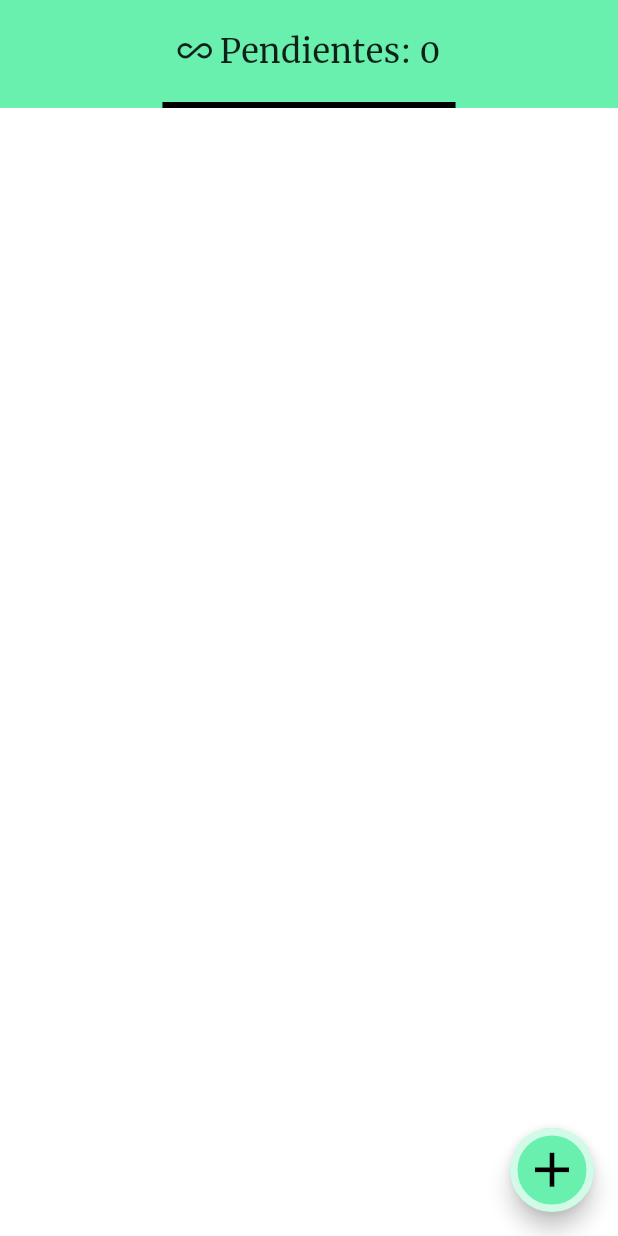
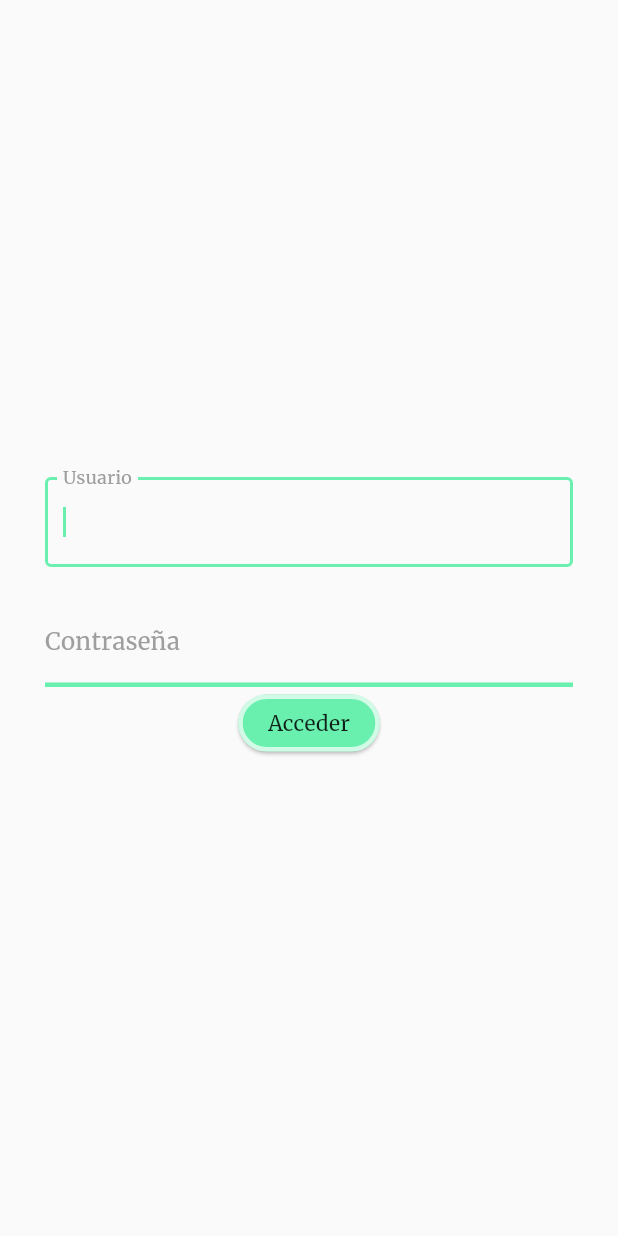
Before and after one commit to bryancalisto/todoitico, a Flutter app: the screen it shows after launch, on a phone screen of 412 x 824 dp. Run offline on Flutter 3.47's test engine with Material 2 defaults, Android fonts, the phone set to English and light mode, and no system bars; our stand-ins replace firebase_auth, firebase_core; accounts and stored records are empty.

```diff
--- a/todoitico/lib/main.dart
+++ b/todoitico/lib/main.dart
@@ -1,25 +1,30 @@
 import 'package:flutter/material.dart';
 import 'package:provider/provider.dart';
-import 'package:todoitico/models/todo.dart';
+import 'package:todoitico/services/authSvc.dart';
+import 'package:todoitico/services/theDatabaseSvc.dart';
 import 'package:todoitico/views/listTodosVw.dart';
+import 'package:todoitico/views/loginVw.dart';
 import 'package:todoitico/widgets/theLoader.dart';
+import 'package:firebase_core/firebase_core.dart';
 
-void main() {
-  final TheDatabase db = TheDatabase();
-  runApp(TodoitoApp(TheDatabaseService(db)));
+void main() async {
+  WidgetsFlutterBinding.ensureInitialized();
+  runApp(TodoitoApp());
 }
 
 class TodoitoApp extends StatelessWidget {
-
-  final dbService;
-
-  const TodoitoApp(this.dbService);
-
   @override
   Widget build(BuildContext context) {
-    return ChangeNotifierProvider<BaseDatabaseService>.value(
-      value: dbService ,
-      builder: (context, app) {
+    return FutureBuilder(
+      future: Firebase.initializeApp(),
+      builder: (context, snapshot) {
+        if (snapshot.connectionState == ConnectionState.done) {
+          return MultiProvider(
+              providers: [
+                ChangeNotifierProvider<BaseDatabaseService>(create: (_) => TheDatabaseService()),
+                Provider<BaseAuthService>(create: (_) => AuthService()),
+              ],
+              builder: (context, child) {
                 return MaterialApp(
                   title: 'Todoito',
                   theme: ThemeData(
@@ -41,34 +46,19 @@ class TodoitoApp extends StatelessWidget {
                       ),
                     ),
                   ),
-          home: FutureBuilder(
-            future: Provider.of<BaseDatabaseService>(context).allTodoEntries,
-            builder: (context, snapshot) {
-              if (snapshot.hasData) {
-                // print(snapshot.data[0]);
-                // Todo newTodo = Todo(
-                //   title: 'titulo2',
-                //   content: 'contENIdo testk',
-                //   created: DateTime.now(),
-                //   creator: 'Carla',
-                //   limitDate: DateTime.now().add(Duration(days:3)),
-                //   status: 'P'
-                // );
-                // Provider.of<TheDatabaseService>(context).addTodo(newTodo.toCompanion(true));
-                return ListTodosVw();
+                  initialRoute: LoginVw.route,
+                  routes: {
+                    LoginVw.route: (context) => LoginVw(),
+                    ListTodosVw.route: (context) => ListTodosVw(),
+                  },
+                );
+              });
         } else if (snapshot.hasError) {
-                return Scaffold(body: Text('Error: ${snapshot.error}'));
+          return MaterialApp(home: Scaffold(body: Center(child: Text('ERROR: ${snapshot.error}'))));
         } else {
           return TheLoader();
         }
       },
-          ),
-        );
-      },
     );
   }
 }
-
-/*
-* TODO: Add below padding in todos list to allow floating button push and todo status toggle
-* */
--- a/todoitico/lib/services/authSvc.dart
+++ b/todoitico/lib/services/authSvc.dart
@@ -1,13 +1,12 @@
 import 'package:firebase_auth/firebase_auth.dart';
-import 'package:flutter/foundation.dart';
 
-abstract class BaseAuthService implements ChangeNotifier {
+abstract class BaseAuthService {
   Future<bool> login(String username, String passwd);
 
   void logout();
 }
 
-class AuthService with ChangeNotifier implements BaseAuthService {
+class AuthService implements BaseAuthService {
   final FirebaseAuth firebaseAuth = FirebaseAuth.instance;
   User _user;
 
@@ -19,7 +18,7 @@ class AuthService with ChangeNotifier implements BaseAuthService {
       _user = (await firebaseAuth.signInWithEmailAndPassword(email: username, password: passwd)).user;
       return true;
     } catch (e) {
-      print('Error login: ' + e);
+      print('Error login: ' + e.toString());
       _user = null;
       return false;
     }
--- a/todoitico/lib/views/confirmDeleteVw.dart
+++ b/todoitico/lib/views/confirmDeleteVw.dart
@@ -1,7 +1,7 @@
 import 'package:flutter/cupertino.dart';
 import 'package:flutter/material.dart';
 import 'package:provider/provider.dart';
-import 'package:todoitico/models/todo.dart';
+import 'package:todoitico/services/theDatabaseSvc.dart';
 
 class ConfirmDeleteVw extends StatelessWidget {
   final int todoId;
@@ -21,7 +21,7 @@ class ConfirmDeleteVw extends StatelessWidget {
             child: Text('No')),
         TextButton(
           onPressed: () {
-            Provider.of<TheDatabaseService>(context, listen: false).deleteTodo(todoId);
+            Provider.of<BaseDatabaseService>(context, listen: false).deleteTodo(todoId);
             Navigator.pop(context);
           },
           child: Text('Sí'),
--- a/todoitico/lib/views/listTodosVw.dart
+++ b/todoitico/lib/views/listTodosVw.dart
@@ -1,11 +1,12 @@
 import 'package:flutter/cupertino.dart';
 import 'package:flutter/material.dart';
 import 'package:provider/provider.dart';
-import 'package:todoitico/models/todo.dart';
+import 'package:todoitico/services/theDatabaseSvc.dart';
 import 'package:todoitico/views/manageTodoVw.dart';
 import 'package:todoitico/widgets/todoList.dart';
 
 class ListTodosVw extends StatelessWidget {
+  static const String route = 'ListTodosVw';
   @override
   Widget build(BuildContext context) {
     return Scaffold(
--- a/todoitico/lib/widgets/mainButton.dart
+++ b/todoitico/lib/widgets/mainButton.dart
@@ -2,17 +2,19 @@ import 'package:flutter/material.dart';
 
 class MainButton extends StatelessWidget {
   final Function onPressed;
+  final String text;
+  final String size;
 
-  const MainButton({Key key, this.onPressed}) : super(key: key);
+  const MainButton({Key key, @required this.onPressed, @required this.text, this.size}) : super(key: key);
 
   @override
   Widget build(BuildContext context) {
     return MaterialButton(
-      padding: EdgeInsets.symmetric(vertical: 15, horizontal: 30),
-      child: Text('Guardar'),
+      padding: EdgeInsets.symmetric(vertical: size == 's' ? 10 : 15, horizontal: size == 's' ? 20 : 30),
+      child: Text(text),
       color: Colors.greenAccent,
       elevation: 1,
-      shape: StadiumBorder(side: BorderSide(color: Colors.white70,width:3)),
+      shape: StadiumBorder(side: BorderSide(color: Colors.white70, width: 3)),
       onPressed: onPressed,
     );
   }
--- a/todoitico/lib/widgets/todoList.dart
+++ b/todoitico/lib/widgets/todoList.dart
@@ -1,7 +1,7 @@
-import 'package:flutter/cupertino.dart';
 import 'package:flutter/material.dart';
 import 'package:provider/provider.dart';
 import 'package:todoitico/models/todo.dart';
+import 'package:todoitico/services/theDatabaseSvc.dart';
 import 'package:todoitico/widgets/todoTile.dart';
 
 class TodoList extends StatelessWidget {
--- a/todoitico/pubspec.yaml
+++ b/todoitico/pubspec.yaml
@@ -35,6 +35,9 @@ dependencies:
   path: ^1.8.0
   intl: ^0.17.0
   mockito: ^5.0.15
+  firebase_auth: ^3.1.1
+  firebase_core: ^1.6.0
+  cloud_firestore: ^2.5.3
 
 dev_dependencies:
   flutter_test:
```
Also changed, not shown: todoitico/lib/models/todo.dart (+10 -142 lines), todoitico/lib/services/theDatabaseSvc.dart (+77 -0 lines), todoitico/lib/views/loginVw.dart (+104 -0 lines), todoitico/lib/views/manageTodoVw.dart (+9 -10 lines), todoitico/pubspec.lock, 5 other files. Lines whose indentation alone changed are shown as unchanged.
